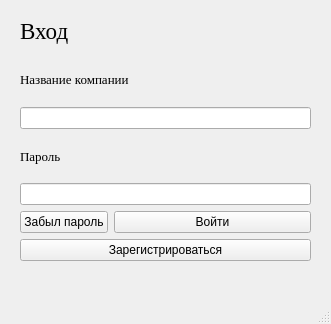
Qt form UI/Enter.ui (ElinaGlushanok/Application_for_SP) before a commit.
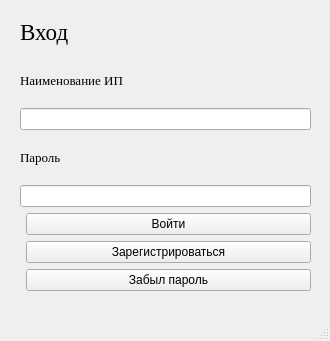
The same form after that commit.

Patch:
```diff
--- a/UI/Enter.ui
+++ b/UI/Enter.ui
@@ -6,8 +6,8 @@
    <rect>
     <x>0</x>
     <y>0</y>
-    <width>331</width>
-    <height>324</height>
+    <width>330</width>
+    <height>341</height>
    </rect>
   </property>
   <property name="windowTitle">
@@ -20,7 +20,7 @@
       <x>20</x>
       <y>10</y>
       <width>291</width>
-      <height>251</height>
+      <height>281</height>
      </rect>
     </property>
     <layout class="QVBoxLayout" name="verticalLayout">
@@ -46,7 +46,7 @@
         </font>
        </property>
        <property name="text">
-        <string>Название компании</string>
+        <string>Наименование ИП</string>
        </property>
       </widget>
      </item>
@@ -71,10 +71,10 @@
      </item>
      <item>
       <layout class="QFormLayout" name="formLayout">
-       <item row="1" column="0">
-        <widget class="QPushButton" name="ForgotButton">
+       <item row="2" column="1">
+        <widget class="QPushButton" name="RegisterButton">
          <property name="text">
-          <string>Забыл пароль</string>
+          <string>Зарегистрироваться</string>
          </property>
         </widget>
        </item>
@@ -85,10 +85,10 @@
          </property>
         </widget>
        </item>
-       <item row="2" column="0" colspan="2">
-        <widget class="QPushButton" name="RegisterButton">
+       <item row="3" column="1">
+        <widget class="QPushButton" name="ForgotButton">
          <property name="text">
-          <string>Зарегистрироваться</string>
+          <string>Забыл пароль</string>
          </property>
         </widget>
        </item>
```
Left out of the diff: 2 changed lines with no effect on the pictures.
